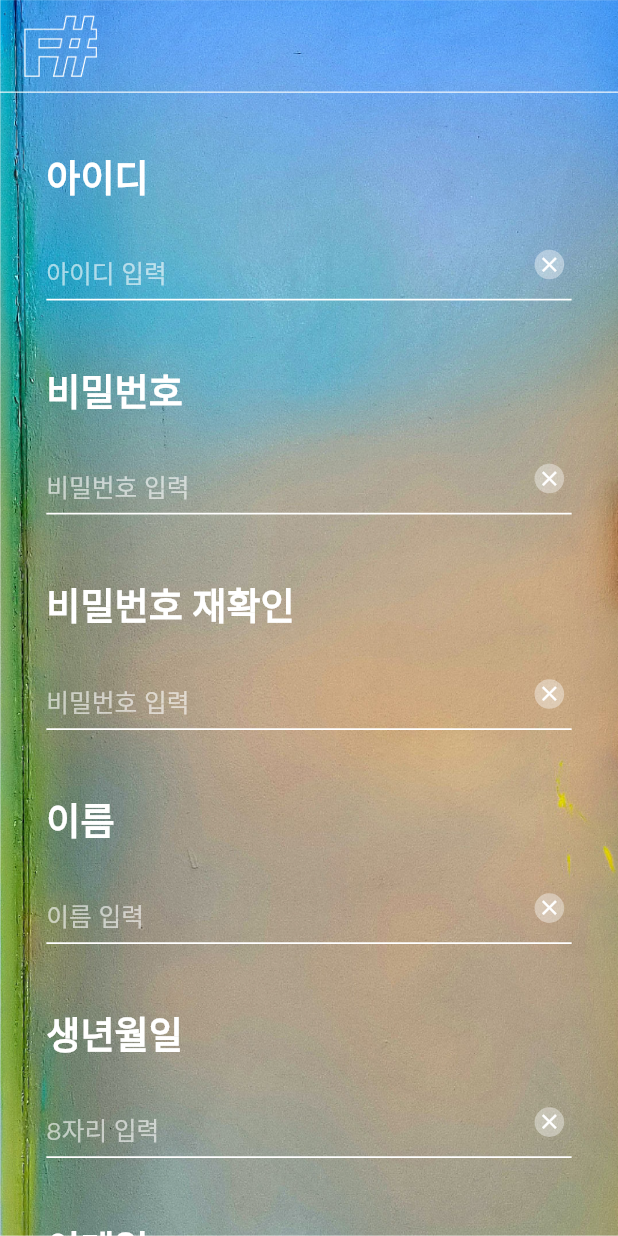
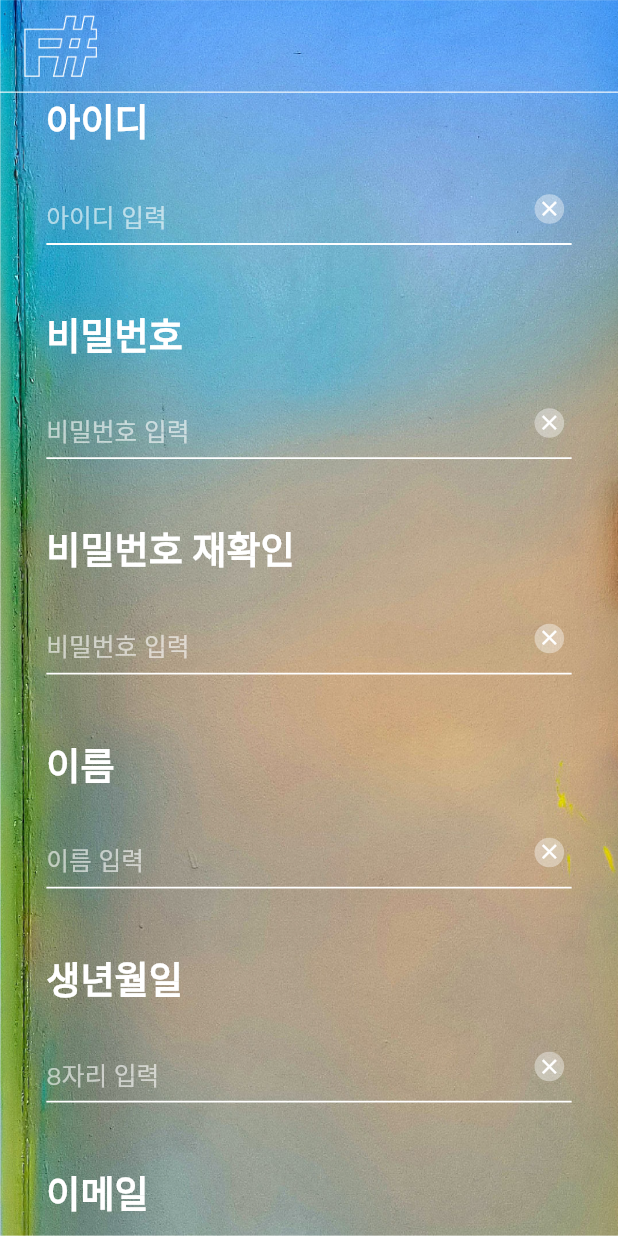
Before and after one commit to wjsghk9029/F-_Flutter_cj, a Flutter app: the MemberInfo screen opened directly, on a phone screen of 412 x 824 dp. Run offline on Flutter 3.47's test engine with Material 2 defaults, Android fonts, the phone set to English and light mode, and no system bars; our stand-ins replace double_back_to_close_app, flutter_secure_storage, get, google_sign_in, video_player; accounts and stored records are empty.

Commit message:
절반 완성

```diff
--- a/lib/Util.dart
+++ b/lib/Util.dart
@@ -9,6 +9,7 @@ static final oatmealWhite = Color(0xFFfbf5e7);
 }
 
 class FontsUtil {
+  // ignore: non_constant_identifier_names
   static final national_park_outline = 'national_park_outline';
   static final supersizeBlack = 'Supersize_Black';
   static final korean = 'Campton';
--- a/lib/main.dart
+++ b/lib/main.dart
@@ -12,7 +12,7 @@ class MyApp extends StatelessWidget {
   // This widget is the root of your application.
   @override
   Widget build(BuildContext context) {
-    SystemChrome.setEnabledSystemUIOverlays ([SystemUiOverlay.bottom]); //위에 스텟바 숨기기
+    //SystemChrome.setEnabledSystemUIOverlays ([SystemUiOverlay.bottom]); //위에 스텟바 숨기기
     SystemChrome.setPreferredOrientations([DeviceOrientation.portraitUp]); // 세로로만 UI 표시 설정
     return GetMaterialApp(
       title: 'Flutter Demo',
--- a/lib/page/login/controller/LoginPageService.dart
+++ b/lib/page/login/controller/LoginPageService.dart
@@ -8,10 +8,12 @@ class LoginPageService extends GetxService{
   var accessToken = ''.obs;
   var refreshToken = ''.obs;
 
-  void doLogin(String id, String pw) async{
+  Future<void> doLogin(String id, String pw) async{
     try {
       var data = await LoginPageUtil.postLogin(id, pw);
+      // ignore: unnecessary_statements
       await tokenStorage.containsKey(key: 'access_token') ? tokenStorage.delete(key: 'access_token') : null;
+      // ignore: unnecessary_statements
       await tokenStorage.containsKey(key: 'refresh_token') ? tokenStorage.delete(key: 'refresh_token') : null;
       await tokenStorage.write(key: 'access_token', value: data.data.access_token);
       await tokenStorage.write(key: 'refresh_token', value: data.data.refresh_token);
--- a/lib/page/main/Utility/main_utill.dart
+++ b/lib/page/main/Utility/main_utill.dart
@@ -17,9 +17,9 @@ class MainPageUtil {
       throw Exception('${response.request.url} ${response.body} = Failed to Get TagFoodList');
     }
   }
-  static Future<bool> postFoodLike(String authorization, int food_sn) async {
+  static Future<bool> postFoodLike(String authorization, int foodSn) async {
     print('$authorization');
-    print('$food_sn');
+    print('$foodSn');
     final response = await http.post(
       Uri.http('210.93.86.79:8080', '/food_like'),
       headers: <String, String>{
@@ -27,7 +27,7 @@ class MainPageUtil {
         'Content-Type': 'application/x-www-form-urlencoded; charset=UTF-8',
       },
       body: <String, String>{
-          'food_sn' : '$food_sn',
+          'food_sn' : '$foodSn',
       }
     );
     if (response.statusCode == 200 && jsonDecode(response.body)['error'] == 0) {
--- a/lib/page/main/controller/oh_que_page_controller.dart
+++ b/lib/page/main/controller/oh_que_page_controller.dart
@@ -27,9 +27,9 @@ class OhQuePageController extends GetxController{
     }
   }
 
-  Future<bool> postFoodLike (String authorization, int food_sn) async {
+  Future<bool> postFoodLike (String authorization, int foodSn) async {
     try{
-      return await MainPageUtil.postFoodLike(authorization, food_sn);
+      return await MainPageUtil.postFoodLike(authorization, foodSn);
     }
     catch(ex){
       print(ex);
--- a/lib/page/register/model/register_class.dart
+++ b/lib/page/register/model/register_class.dart
@@ -17,6 +17,7 @@ class RegisterCheckBoxData {
 }
 
 class MemInfoText {
-  RxString Text =  ''.obs;
-  RxString Error = null;
+  RxString text =  ''.obs;
+  RxString error = ''.obs;
+  RxBool isError = false.obs;
 }
--- a/lib/page/register/page/memberInfo.dart
+++ b/lib/page/register/page/memberInfo.dart
@@ -44,13 +44,12 @@ class _MemberInfoState extends State<MemberInfo> {
   }
 
   Widget _buildBody(){
-    return GestureDetector(
+    return Container(
+      margin: EdgeInsets.only(right: Get.width * 0.075, left: Get.width * 0.075),
+      child: GestureDetector(
         onTap: () => FocusScope.of(context).unfocus(),
-      child: Container(
-        margin: EdgeInsets.only(right: Get.width * 0.075, left: Get.width * 0.075, top: Get.height * 0.07),
         child: ListView(
           children: [
-            Padding(padding: EdgeInsets.only(top: Get.height * 0.05)),
             _inputTextField(label: '아이디', hintText: '아이디 입력', controller: idTextFieldController, controllerText: _memberInfoController.idText),
             Padding(padding: EdgeInsets.only(top: Get.height * 0.05)),
             _inputTextField(label: '비밀번호', hintText: '비밀번호 입력', controller: pwTextFieldController, isPassWord: true, controllerText: _memberInfoController.pwText),
@@ -63,9 +62,9 @@ class _MemberInfoState extends State<MemberInfo> {
             Padding(padding: EdgeInsets.only(top: Get.height * 0.05)),
             _inputTextField(label: '이메일', hintText: '이메일 입력', controller: emailTextFieldController, isEmail: true),
             Padding(padding: EdgeInsets.only(top: Get.height * 0.05)),
-            PhoneTextField(),
+            phoneTextField(),
             Padding(padding: EdgeInsets.only(top: Get.height * 0.05)),
-            AdressTextField(),
+            addressTextField(),
             Padding(padding: EdgeInsets.only(top: Get.height * 0.05)),
           ],
         ),
@@ -73,7 +72,7 @@ class _MemberInfoState extends State<MemberInfo> {
     );
   }
 
-  Widget AdressTextField() {
+  Widget addressTextField() {
     return Column(
       crossAxisAlignment: CrossAxisAlignment.start,
       children: [
@@ -89,7 +88,7 @@ class _MemberInfoState extends State<MemberInfo> {
   }
 
 
-  Widget PhoneTextField() {
+  Widget phoneTextField() {
     return Column(
       crossAxisAlignment: CrossAxisAlignment.start,
       children: [
@@ -109,7 +108,8 @@ class _MemberInfoState extends State<MemberInfo> {
             isPassWord: false,
             buttonStyle: ButtonStyle(
               backgroundColor: MaterialStateProperty.all<Color>(Colors.white.withOpacity(0.4)),
-            )
+            ),
+            controllerText: _memberInfoController.phoneText,
           ),
         ),
         Padding(padding: EdgeInsets.only(top: Get.height * 0.015)),
@@ -127,7 +127,8 @@ class _MemberInfoState extends State<MemberInfo> {
               isPassWord: false,
               buttonStyle: ButtonStyle(
                 backgroundColor: MaterialStateProperty.all<Color>(Colors.white.withOpacity(0.4)),
-              )
+              ),
+            controllerText: _memberInfoController.phoneAuthText,
           ),
         )
       ],
@@ -144,8 +145,6 @@ class _MemberInfoState extends State<MemberInfo> {
   }
 
   Widget _inputTextField({String label, String hintText, @required TextEditingController controller, bool isPassWord, bool isEmail, Rx<MemInfoText> controllerText}) {
-    bool _isPassWord = isPassWord ?? false;
-    bool _isEmail = isEmail ?? false;
     return Container(
       child: Column(
             crossAxisAlignment: CrossAxisAlignment.start,
@@ -153,9 +152,9 @@ class _MemberInfoState extends State<MemberInfo> {
               Text(label ?? '라벨', style: TextStyle(fontFamily: FontsUtil.korean, color: Colors.white, fontSize: Get.width * 0.06, fontWeight: FontWeight.w800),),
               Padding(padding: EdgeInsets.only(top: Get.height * 0.02)),
               Container(
-                child: _isEmail
-                        ? _emailTextInput(controller, hintText, _isPassWord)
-                        : _textInputwithIcon(controller, hintText, _isPassWord, controllerText),
+                child: isEmail ?? false
+                        ? _emailTextInput(controller, hintText, isPassWord ?? false)
+                        : _textInputwithIcon(controller, hintText, isPassWord ?? false, controllerText),
               ),
             ],
           ),
@@ -181,16 +180,20 @@ class _MemberInfoState extends State<MemberInfo> {
       body: Stack(
         children: [
           backGroundImage(),
-          _buildBody(),
-          _AppBar(),
+          Column(
+            children: [
+              _appBar(),
+              Expanded(child: _buildBody()),
+            ],
+          ),
         ],
       ),
     );
   }
 
-  Container _textInput({@required TextEditingController controller, String hintText, bool isPassWord, Rx<MemInfoText> controllerText}) {
-    return Container(
-      child: TextField(
+  Widget _textInput({@required TextEditingController controller, String hintText, bool isPassWord, Rx<MemInfoText> controllerText}) {
+    return Obx(()=>
+        TextField(
       onChanged: (text)=>_memberInfoController.onChange(text, controllerText),
       onEditingComplete: ()=> FocusScope.of(context).unfocus(),
       obscureText: isPassWord,
@@ -202,6 +205,7 @@ class _MemberInfoState extends State<MemberInfo> {
       ),
       controller: controller,
       decoration: InputDecoration(
+        errorText: controllerText.value.isError.value ? controllerText.value.error.value : null,
         suffixIconConstraints: BoxConstraints(
           maxHeight: Get.width * 0.06,
           maxWidth: Get.width * 0.06,
@@ -227,13 +231,13 @@ class _MemberInfoState extends State<MemberInfo> {
         enabledBorder: UnderlineInputBorder(
             borderSide: BorderSide(color: Colors.white, width: 1.2)),
       ),
-      ),
-    );
+    ));
   }
 
-  Positioned _AppBar() {
+  Positioned _appBar() {
     return Positioned(
           width: Get.width,
+          child: Container(
             child: AppBar(
               shape: Border(bottom: BorderSide(color: Colors.white, width: 0.75)),
               toolbarHeight: Get.height * 0.075,
@@ -248,6 +252,7 @@ class _MemberInfoState extends State<MemberInfo> {
               ),
               automaticallyImplyLeading: false,
             ),
+          ),
         );
   }
 
--- a/lib/page/register/page/registerpage1.dart
+++ b/lib/page/register/page/registerpage1.dart
@@ -31,7 +31,7 @@ class _RegisterPage1State extends State<RegisterPage1> {
   Widget build(BuildContext context) {
     return Container(
       alignment: Alignment.centerLeft,
-      padding: EdgeInsets.only(right: Get.width * 0.075, left: Get.width * 0.075, top: Get.height * 0.045),
+      padding: EdgeInsets.only(right: Get.width * 0.075, left: Get.width * 0.075, top: Get.height * 0.075),
       child: ListView(
         physics: ClampingScrollPhysics(),
         children: [
--- a/lib/page/register/page/registerpage2.dart
+++ b/lib/page/register/page/registerpage2.dart
@@ -116,7 +116,7 @@ class _RegisterPage2State extends State<RegisterPage2> {
           Register().spicyList[index].isChecked = !Register().spicyList[index].isChecked;
           Register().selectedSpicy = Register().spicyList[index].registerCheckBoxData;
         });
-        if(await Register().checkRegisterPage2())
+        if(Register().checkRegisterPage2())
           StartOfTablePage.pageController.animateToPage(2, duration: Duration(milliseconds: 500), curve: Curves.fastOutSlowIn);
       },
     );
@@ -182,7 +182,7 @@ class _RegisterPage2State extends State<RegisterPage2> {
           Register().tasteList[index].isChecked = !Register().tasteList[index].isChecked;
           Register().selectedTaste = Register().tasteList[index].registerCheckBoxData;
         });
-        if(await Register().checkRegisterPage2())
+        if(Register().checkRegisterPage2())
           StartOfTablePage.pageController.animateToPage(2, duration: Duration(milliseconds: 500), curve: Curves.fastOutSlowIn);
       },
     );
@@ -238,7 +238,7 @@ class _RegisterPage2State extends State<RegisterPage2> {
             Register().outputAllergyList = [];
           }
         });
-        if(await Register().checkRegisterPage2())
+        if(Register().checkRegisterPage2())
           StartOfTablePage.pageController.animateToPage(2, duration: Duration(milliseconds: 500), curve: Curves.fastOutSlowIn);
       },
     );
--- a/lib/page/register/page/registerpage3.dart
+++ b/lib/page/register/page/registerpage3.dart
@@ -26,13 +26,13 @@ class _RegisterPage3State extends State<RegisterPage3> {
   @override
   Widget build(BuildContext context) {
     return Container(
-      padding: EdgeInsets.only(right: Get.width * 0.075, left: Get.width * 0.075, top: Get.height * 0.045),
+      padding: EdgeInsets.only(right: Get.width * 0.075, left: Get.width * 0.075, top: Get.height * 0.07),
       child: ListView(
         physics: ClampingScrollPhysics(),
         children: [
           _keyword(),
           Container(
-            padding: EdgeInsets.only(top: Get.height * 0.07),
+            padding: EdgeInsets.only(top: Get.height * 0.05),
             child: MaterialButton(
               shape: RoundedRectangleBorder(
                 borderRadius: BorderRadius.circular(7.5),
```
Also changed, not shown: lib/page/register/controller/member_info_controller.dart (+45 -16 lines), pubspec.lock. Lines whose indentation alone changed are shown as unchanged.
